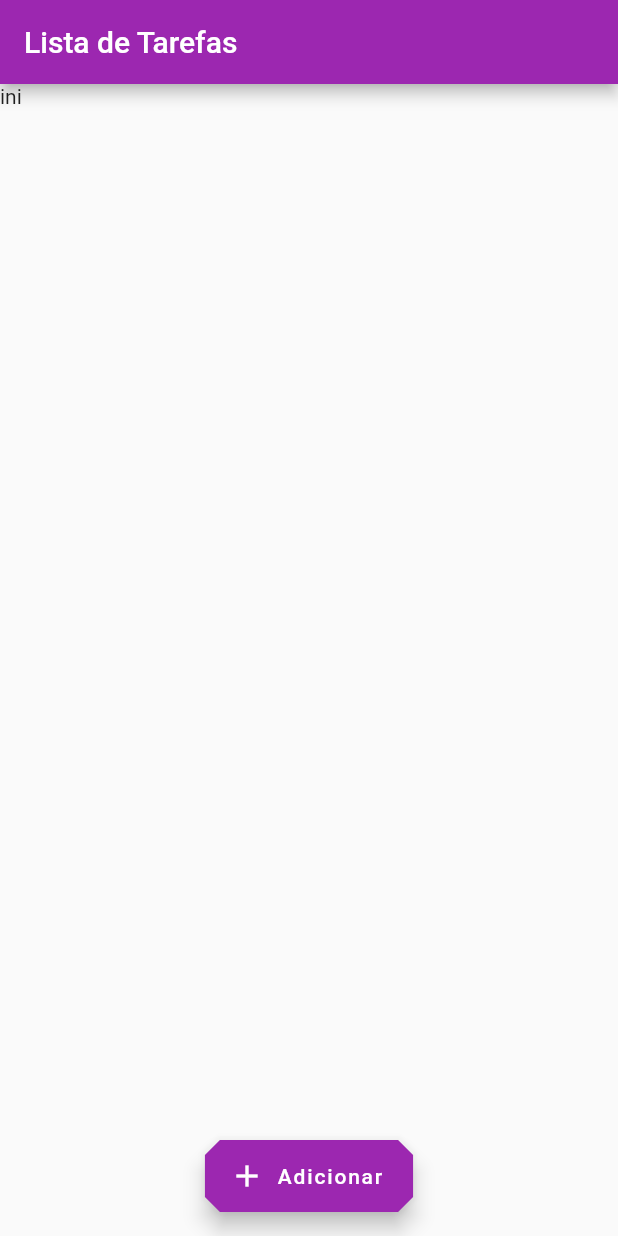
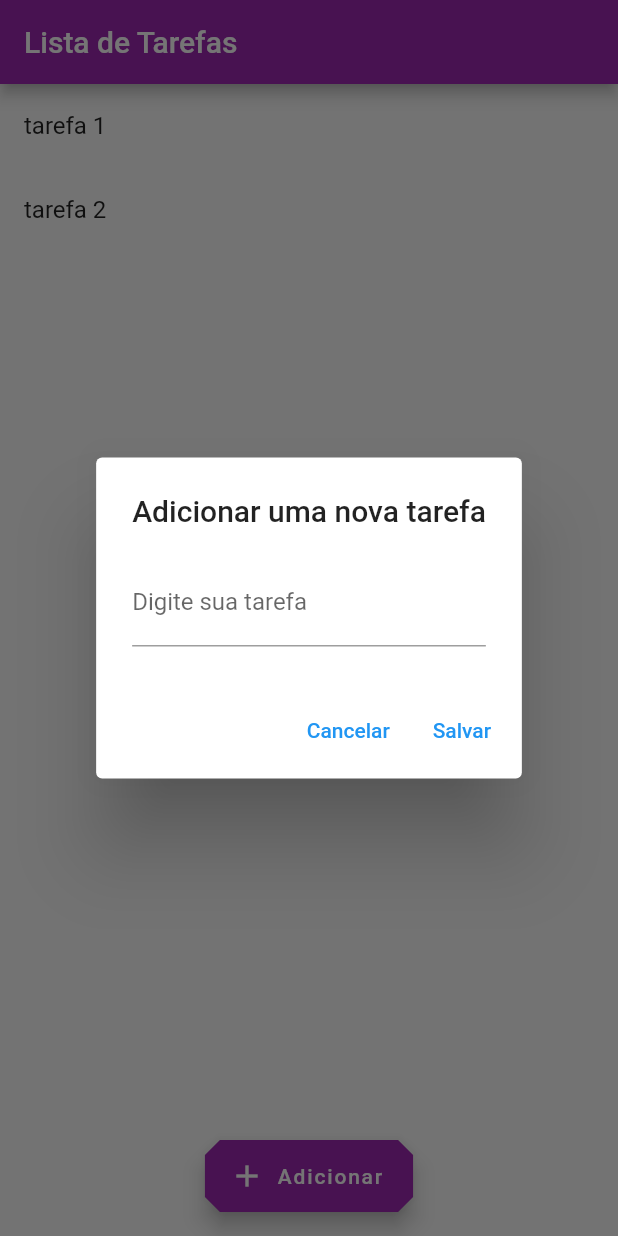
Before and after one commit to Allanfd12/flutter_lista_tarefas, a Flutter app: the screen it shows after launch, after a tap on "Adicionar", on a phone screen of 412 x 824 dp. Run offline on Flutter 3.47's test engine with Material 2 defaults, Android fonts, the phone set to English and light mode, and no system bars.

Commit message:
finalização interface

```diff
--- a/lib/home.dart
+++ b/lib/home.dart
@@ -8,23 +8,58 @@ class Home extends StatefulWidget {
 }
 
 class _HomeState extends State<Home> {
+  List _listaTarefas = ['tarefa 1', 'tarefa 2'];
+
   @override
   Widget build(BuildContext context) {
     return Scaffold(
       appBar: AppBar(
         backgroundColor: Colors.purple,
-        title: Text('Lista de Tarefas'),),
-      body: Text('ini'),
+        title: Text('Lista de Tarefas'),
+      ),
+      body: Column(
+        children: [
+          Expanded(
+            child: ListView.builder(
+                itemCount: _listaTarefas.length,
+                itemBuilder: (context, index) {
+                  return ListTile(
+                    title: Text(_listaTarefas[index]),
+                  );
+                }),
+          )
+        ],
+      ),
       floatingActionButtonLocation: FloatingActionButtonLocation.centerFloat,
       floatingActionButton: FloatingActionButton.extended(
         backgroundColor: Colors.purple,
-        icon:Icon(Icons.add),
-        shape: BeveledRectangleBorder(
-          borderRadius: BorderRadius.circular(10)
-        ),
-        onPressed: () {  },
-        label: Text("Adicionar"),),
-
+        icon: Icon(Icons.add),
+        shape: BeveledRectangleBorder(borderRadius: BorderRadius.circular(10)),
+        onPressed: () {
+          showDialog(
+              context: context,
+              builder: (context) {
+                return AlertDialog(
+                  title: Text("Adicionar uma nova tarefa"),
+                  content: TextField(
+                    decoration: InputDecoration(labelText: "Digite sua tarefa"),
+                    onChanged: (texto) {},
+                  ),
+                  actions: [
+                    TextButton(
+                        onPressed: () => Navigator.pop(context),
+                        child: Text('Cancelar')),
+                    TextButton(
+                        onPressed: () {
+                          Navigator.pop(context);
+                        },
+                        child: Text('Salvar')),
+                  ],
+                );
+              });
+        },
+        label: Text("Adicionar"),
+      ),
     );
   }
 }
```
